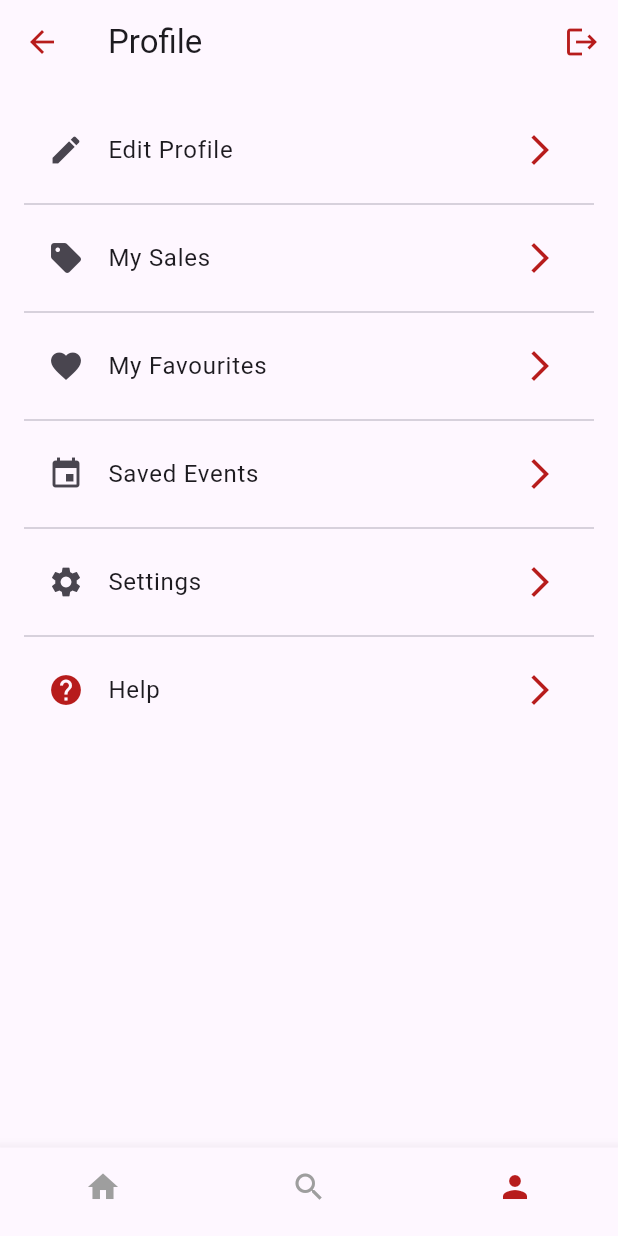
After one commit to Erdal-Tanirkut/OUABootcampFlutter11, a Flutter app: the ProfileNonPublicPage screen opened directly, on a phone screen of 412 x 824 dp. The commit adds this screen. Run offline on Flutter 3.47's test engine with Material 3 defaults, Android fonts, the phone set to English and light mode, and no system bars; our stand-ins replace cloud_firestore, firebase_auth, firebase_core, firebase_storage, image_picker, youtube_player_flutter; accounts and stored records are empty.

Commit message:
profile non public added. added home, but there are errors.

```diff
--- /dev/null
+++ b/lib/core/constants/bottom_navigation_bar.dart
@@ -0,0 +1,59 @@
+import 'package:flutter/material.dart';
+import '../../views/home/home_view.dart';
+import '../../views/explore/explore_view.dart';
+import '../../views/profile/profile_view.dart';
+
+class CustomBottomNavigationBar extends StatelessWidget {
+  final int currentIndex;
+
+  const CustomBottomNavigationBar({super.key, required this.currentIndex});
+
+  void _onItemTapped(BuildContext context, int index) {
+    switch (index) {
+      case 0:
+        Navigator.pushReplacement(
+          context,
+          MaterialPageRoute(builder: (context) => HomeView()),
+        );
+        break;
+      case 1:
+        Navigator.pushReplacement(
+          context,
+          MaterialPageRoute(builder: (context) => ExplorePage()),
+        );
+        break;
+      case 2:
+        Navigator.pushReplacement(
+          context,
+          MaterialPageRoute(builder: (context) => ProfilePage()),
+        );
+        break;
+    }
+  }
+
+  @override
+  Widget build(BuildContext context) {
+    return BottomNavigationBar(
+      items: const <BottomNavigationBarItem>[
+        BottomNavigationBarItem(
+          icon: Icon(Icons.home),
+          label: '',
+        ),
+        BottomNavigationBarItem(
+          icon: Icon(Icons.search),
+          label: '',
+        ),
+        BottomNavigationBarItem(
+          icon: Icon(Icons.person),
+          label: '',
+        ),
+      ],
+      currentIndex: currentIndex,
+      selectedItemColor: Colors.red.shade900,
+      unselectedItemColor: Colors.grey,
+      showSelectedLabels: false,
+      showUnselectedLabels: false,
+      onTap: (index) => _onItemTapped(context, index),
+    );
+  }
+}
--- /dev/null
+++ b/lib/views/profile_non_public/profile_non_public_state.dart
@@ -0,0 +1,5 @@
+import 'package:flutter/material.dart';
+
+class ProfileNonPublicState extends ChangeNotifier {
+
+}
--- /dev/null
+++ b/lib/views/profile_non_public/profile_non_public_view.dart
@@ -0,0 +1,112 @@
+import 'package:flutter/material.dart';
+import 'package:muse/views/my_works/my_works_view.dart';
+import 'package:muse/views/sign_in/sign_in_view.dart';
+import 'package:provider/provider.dart';
+import '../../core/constants/bottom_navigation_bar.dart';
+import 'profile_non_public_viewmodel.dart';
+
+class ProfileNonPublicPage extends StatefulWidget {
+  const ProfileNonPublicPage({super.key});
+
+  @override
+  _ProfileNonPublicPageState createState() => _ProfileNonPublicPageState();
+}
+
+class _ProfileNonPublicPageState extends State<ProfileNonPublicPage> {
+  @override
+  Widget build(BuildContext context) {
+    return ChangeNotifierProvider(
+      create: (_) => ProfileNonPublicViewModel(),
+      child: Scaffold(
+        appBar: AppBar(
+          leading: IconButton(
+            icon: const Icon(Icons.arrow_back, color: Color(0xFFB71C1C)),
+            onPressed: () {
+              Navigator.of(context).pop();
+            },
+          ),
+          title: const Text('Profile'),
+          centerTitle: false,
+          actions: [
+            IconButton(
+              icon: const Icon(Icons.logout, color: Color(0xFFB71C1C)),
+              onPressed: () {
+                //FirebaseAuth.instance.signOut();
+              },
+            ),
+          ],
+        ),
+        body: Consumer<ProfileNonPublicViewModel>(
+          builder: (context, model, child) {
+            return ListView.separated(
+              padding: const EdgeInsets.all(16.0),
+              itemCount: 6,
+              itemBuilder: (context, index) {
+                return _buildListTile(index);
+              },
+              separatorBuilder: (context, index) {
+                return const Divider();
+              },
+            );
+          },
+        ),
+        bottomNavigationBar: const CustomBottomNavigationBar(currentIndex: 2),
+      ),
+    );
+  }
+
+  Widget _buildListTile(int index) {
+    List<Widget> tiles = [
+      ListTile(
+        leading: const Icon(Icons.edit),
+        title: const Text('Edit Profile'),
+        trailing: const Icon(Icons.arrow_forward_ios, color: Color(0xFFB71C1C)),
+        onTap: () {
+          // Navigate to Edit Profile page
+        },
+      ),
+      ListTile(
+        leading: const Icon(Icons.sell),
+        title: const Text('My Sales'),
+        trailing: const Icon(Icons.arrow_forward_ios, color: Color(0xFFB71C1C)),
+        onTap: () {
+          //Navigate to My Sales
+        },
+      ),
+      ListTile(
+        leading: const Icon(Icons.favorite),
+        title: const Text('My Favourites'),
+        trailing: const Icon(Icons.arrow_forward_ios, color: Color(0xFFB71C1C)),
+        onTap: () {
+          // Navigate to My Favourites page
+        },
+      ),
+      ListTile(
+        leading: const Icon(Icons.event),
+        title: const Text('Saved Events'),
+        trailing: const Icon(Icons.arrow_forward_ios, color: Color(0xFFB71C1C)),
+        onTap: () {
+          // Navigate to Saved Events page
+        },
+      ),
+      ListTile(
+        leading: const Icon(Icons.settings),
+        title: const Text('Settings'),
+        trailing: const Icon(Icons.arrow_forward_ios, color: Color(0xFFB71C1C)),
+        onTap: () {
+          // Navigate to Settings page
+        },
+      ),
+      ListTile(
+        leading: const Icon(Icons.help, color: Color(0xFFB71C1C)),
+        title: const Text('Help'),
+        trailing: const Icon(Icons.arrow_forward_ios, color: Color(0xFFB71C1C)),
+        onTap: () {
+          // Navigate to Help page
+        },
+      ),
+    ];
+
+    return tiles[index];
+  }
+}
--- /dev/null
+++ b/lib/views/profile_non_public/profile_non_public_viewmodel.dart
@@ -0,0 +1,5 @@
+import 'package:flutter/material.dart';
+
+class ProfileNonPublicViewModel extends ChangeNotifier {
+
+}
```
Also changed, not shown: lib/views/add_post/add_post_view.dart (+2 -30 lines), lib/views/explore/explore_view.dart (+21 -41 lines), lib/views/home/home_state.dart (added, +12 -0 lines), lib/views/home/home_view.dart (added, +154 -0 lines), lib/views/home/home_viewmodel.dart (added, +9 -0 lines), lib/views/profile/profile_state.dart (+14 -119 lines), lib/views/profile/profile_view.dart (+21 -12 lines), lib/views/profile/profile_viewmodel.dart (+14 -120 lines), pubspec.lock.
